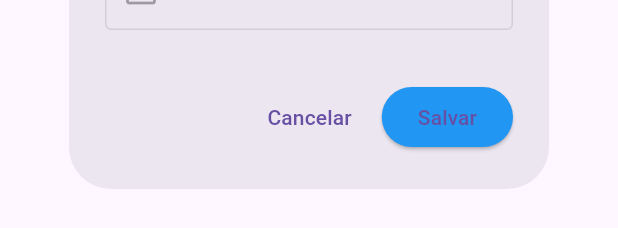
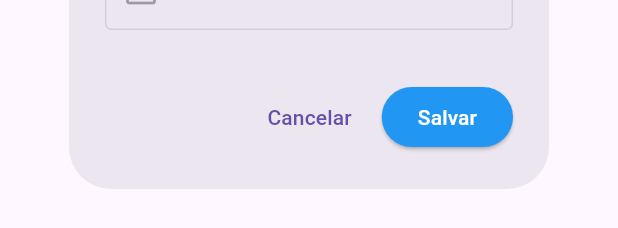
Before and after one commit to DilkerWinter/gerenciamento_veiculos, a Flutter app: the AbastecimentoDialog widget shown alone on an empty page, opened directly, on a phone screen of 412 x 824 dp. Shown: the part 747-975 px from the top of the screen. Run offline on Flutter 3.47's test engine with Material 3 defaults, Android fonts, the phone set to English and light mode, and no system bars; our stand-ins replace cloud_firestore, firebase_auth, firebase_core; accounts and stored records are empty.

Commit message:
arrumando botao :D

```diff
--- a/lib/Screen/Gerenciador-Veiculos/abastecimentoScreen/abastecimentoDialog.dart
+++ b/lib/Screen/Gerenciador-Veiculos/abastecimentoScreen/abastecimentoDialog.dart
@@ -154,7 +154,7 @@
               );
             }
           },
-          child: Text('Salvar'),
+          child: Text('Salvar', style: TextStyle(color: Colors.white),),
           style: ElevatedButton.styleFrom(backgroundColor: Colors.blue),
         ),
       ],
```
